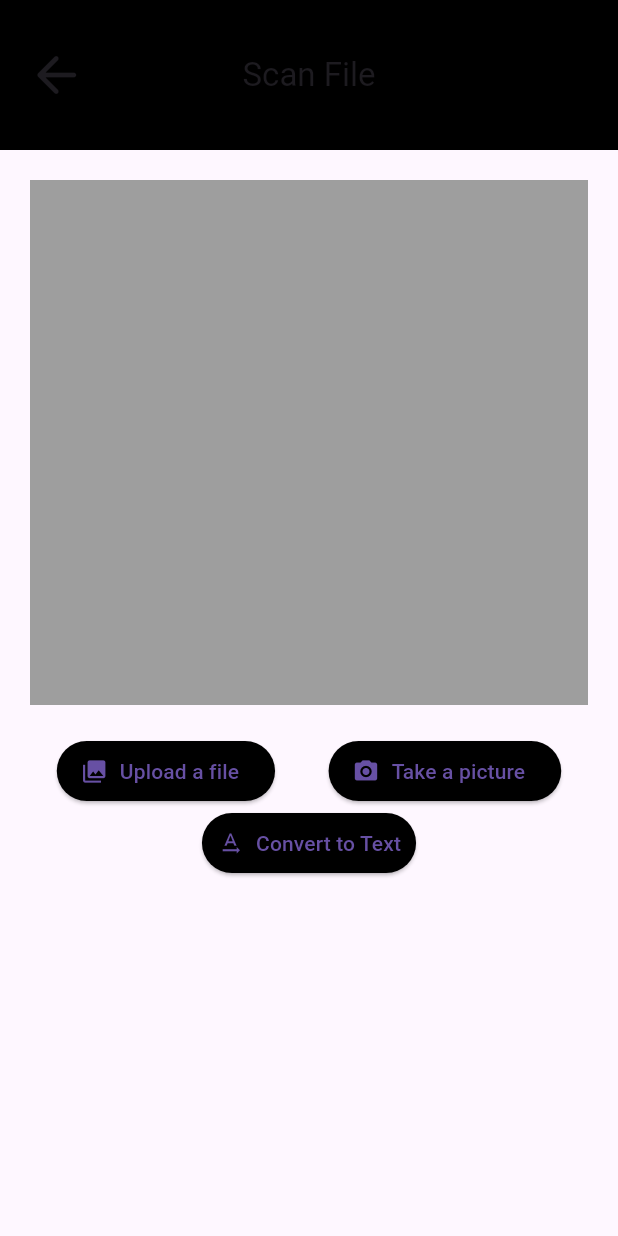
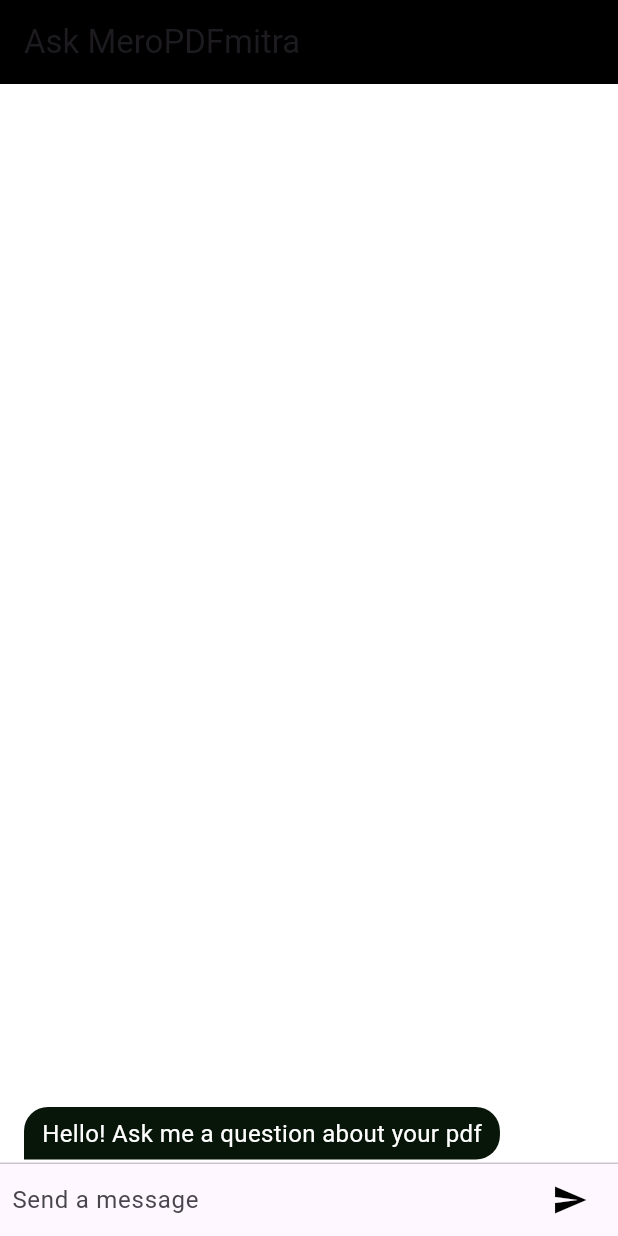
Before and after one commit to RegalAdhikari/AI-PDF-Answerer, a Flutter app: the screen it shows after launch, after a tap on "Scan Now", on a phone screen of 412 x 824 dp. Run offline on Flutter 3.47's test engine with Material 3 defaults, Android fonts, the light colour scheme and no system bars; our stand-ins replace chat_bubbles, file_picker, image_picker; network calls fail.

Commit message:
Changed code

```diff
--- a/lib/main.dart
+++ b/lib/main.dart
@@ -1,6 +1,7 @@
 import 'dart:io';
 
 import 'package:flutter/material.dart';
+import 'package:meropdfmitra/pages/chatapp.dart';
 import 'package:meropdfmitra/pages/uploadpdef.dart';
 import 'package:meropdfmitra/pages/profile.dart';
 import 'package:meropdfmitra/pages/scanfile.dart';
@@ -88,7 +89,8 @@ class MainApp extends StatelessWidget {
                           Navigator.push(
                             context,
                             new MaterialPageRoute(
-                              builder: (context) => new ScanFile(),
+                              builder: (context) =>
+                                  new QnaChat(), //Scanfile here
                             ),
                           );
                         },
--- /dev/null
+++ b/lib/pages/chatapp.dart
@@ -0,0 +1,165 @@
+import 'package:flutter/material.dart';
+import 'package:chat_bubbles/chat_bubbles.dart';
+import 'package:http/http.dart' as http;
+import 'dart:convert';
+
+import 'package:meropdfmitra/pages/askquestiontest.dart';
+
+void main() {
+  runApp(QnaChat());
+}
+
+class QnaChat extends StatefulWidget {
+  const QnaChat({super.key});
+
+  @override
+  State<QnaChat> createState() => _QnaChatState();
+}
+
+class _QnaChatState extends State<QnaChat> {
+  TextEditingController _controller = TextEditingController();
+  String answer = 'Your answer will show here.';
+
+  Future<void> askQuestion() async {
+    String question = _controller.text;
+
+    final response = await http.post(
+      Uri.parse(
+          'http://192.168.1.92:9000/ask_question'), // Gotta replace this when I deploy this to heroki
+      headers: <String, String>{
+        'Content-Type': 'application/json',
+      },
+      body: jsonEncode({'question': question}),
+    );
+
+    if (response.statusCode == 200) {
+      setState(() {
+        answer = jsonDecode(response.body)['result'];
+        print(answer);
+      });
+    } else {
+      setState(() {
+        answer = 'Error: ${response.statusCode}';
+      });
+    }
+  }
+
+  @override
+  Widget build(BuildContext context) {
+    return MaterialApp(
+      title: 'Chat UI',
+      theme: ThemeData(
+        primarySwatch: Colors.blue,
+        visualDensity: VisualDensity.adaptivePlatformDensity,
+      ),
+      home: ChatScreen(),
+    );
+  }
+}
+
+class ChatScreen extends StatelessWidget {
+  const ChatScreen({super.key});
+
+  @override
+  Widget build(BuildContext context) {
+    return Scaffold(
+      backgroundColor: Colors.white,
+      appBar: AppBar(
+        title: Text('Ask MeroPDFmitra'),
+        backgroundColor: Colors.black,
+      ),
+      body: ChatWidget(),
+    );
+  }
+}
+
+class ChatWidget extends StatefulWidget {
+  @override
+  _ChatWidgetState createState() => _ChatWidgetState();
+}
+
+class _ChatWidgetState extends State<ChatWidget> {
+  final List<Message> _messages = <Message>[
+    Message(false, 'Hello! Ask me a question about your pdf', 0xFF081509),
+  ];
+
+  final TextEditingController _textController = TextEditingController();
+
+  void _handleSubmitted(String text) {
+    _textController.clear();
+    setState(() {
+      _messages.insert(0, Message(true, text, 0xFF1B97F3));
+    });
+    setState(() {
+      _messages.insert(
+          0,
+          Message(false, 'Im doing work here. Ask me later',
+              0xFF081509)); // esma answer lyaunuparyo
+    });
+  }
+
+  @override
+  Widget build(BuildContext context) {
+    return Column(
+      children: <Widget>[
+        Flexible(
+          child: ListView.builder(
+            reverse: true,
+            itemCount: _messages.length,
+            itemBuilder: (_, int index) => _buildMessage(_messages[index]),
+          ),
+        ),
+        Divider(height: 1.0),
+        Container(
+          decoration: BoxDecoration(color: Theme.of(context).cardColor),
+          child: _buildTextComposer(),
+        ),
+      ],
+    );
+  }
+
+  Widget _buildMessage(Message message) {
+    return BubbleSpecialThree(
+      text: message.text,
+      color: Color(message.color),
+      tail: true,
+      textStyle: TextStyle(color: Colors.white, fontSize: 16),
+      isSender: message.sender,
+    );
+  }
+
+  Widget _buildTextComposer() {
+    return IconTheme(
+      data: IconThemeData(color: Colors.black),
+      child: Container(
+        margin: EdgeInsets.symmetric(horizontal: 8.0),
+        child: Row(
+          children: <Widget>[
+            Flexible(
+              child: TextField(
+                controller: _textController,
+                onSubmitted: _handleSubmitted,
+                decoration: InputDecoration.collapsed(
+                  hintText: 'Send a message',
+                ),
+              ),
+            ),
+            IconButton(
+                icon: Icon(Icons.send),
+                onPressed: () {
+                  AskQuestion();
+                  _handleSubmitted(_textController.text);
+                }),
+          ],
+        ),
+      ),
+    );
+  }
+}
+
+class Message {
+  final bool sender;
+  final String text;
+  final int color;
+  Message(this.sender, this.text, this.color);
+}
--- a/lib/pages/qnasession.dart
+++ b/lib/pages/qnasession.dart
@@ -1,6 +1,7 @@
 import 'package:flutter/material.dart';
 import 'package:http/http.dart' as http;
 import 'dart:convert';
+import 'package:chat_bubbles/chat_bubbles.dart';
 
 class qnasession extends StatefulWidget {
   const qnasession({super.key});
--- a/pubspec.yaml
+++ b/pubspec.yaml
@@ -8,6 +8,7 @@ environment:
 
 dependencies:
   camera: ^0.10.5+5
+  chat_bubbles: ^1.5.0
   dio: ^5.4.0
   file_picker: ^6.1.1
   flutter:
```
Also changed, not shown: pubspec.lock.
